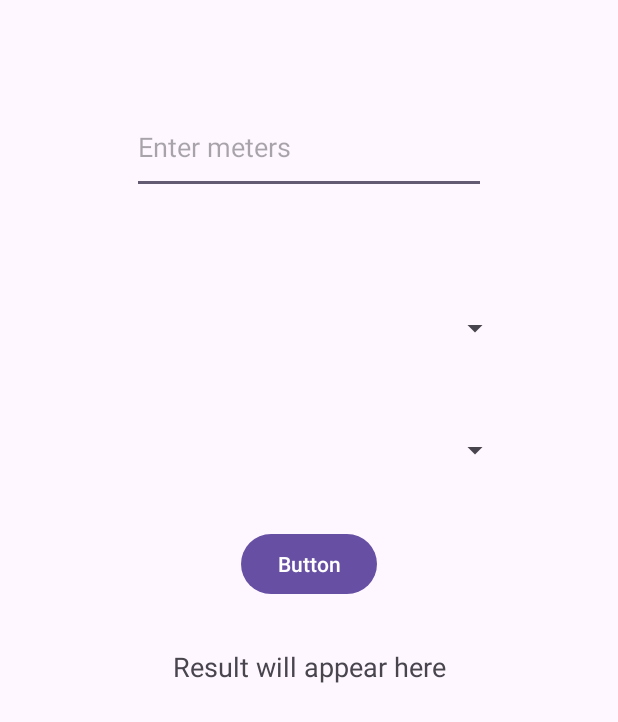
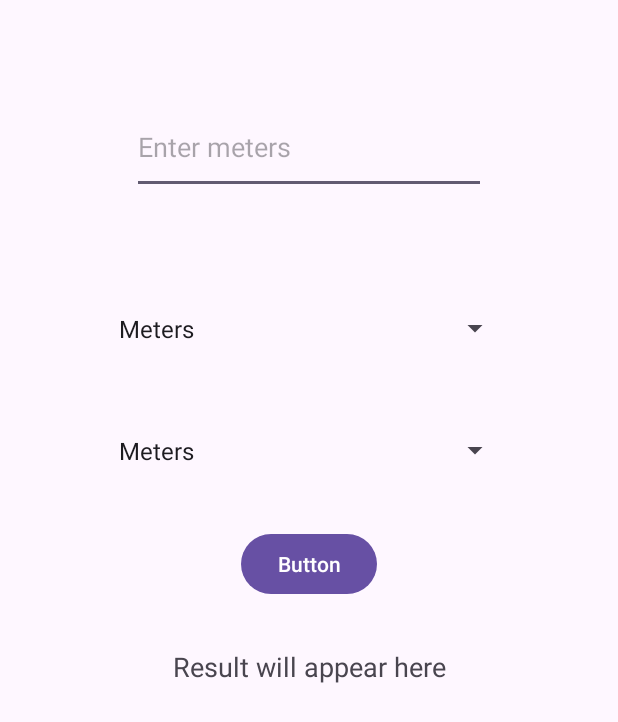
Before and after one commit to GabaGej/FinalStuffv2, an Android app: the ConvertorActivity screen opened directly, with no data from a screen before it, on a phone screen of 412 x 824 dp. Shown: the top 722 px of the screen. Run offline under Robolectric (Android 15) with nearby library versions, the phone set to English and light mode, and no system bars.

Commit message:
updated the ConvertorActivity! It now works perfectly.
Just edit the layout of the main page and all is done!!

```diff
--- a/app/src/main/java/net/leevanec/finalstuffv2/ConvertorActivity.java
+++ b/app/src/main/java/net/leevanec/finalstuffv2/ConvertorActivity.java
@@ -25,7 +25,7 @@ public class ConvertorActivity extends AppCompatActivity {
         // Connect stuff
         setContentView(R.layout.activity_convertor);
         inputEditText = findViewById(R.id.vstupjedna);
-        spinnerboa = findViewById(R.id.spinnerosso);
+        spinnerboa = findViewById(R.id.spinboa);
         spinnerosso = findViewById(R.id.spinnerosso);
         vystup = findViewById(R.id.vystup);
     }
@@ -36,7 +36,8 @@ public class ConvertorActivity extends AppCompatActivity {
         String inone = spinnerboa.getSelectedItem().toString();
         String intwo = spinnerosso.getSelectedItem().toString();
 
-
+        Toast.makeText(ConvertorActivity.this, inone,Toast.LENGTH_SHORT).show();
+        Toast.makeText(ConvertorActivity.this, intwo,Toast.LENGTH_SHORT).show();
         // Find out the relationships
 
         double output = input * relations(inone, intwo);
@@ -44,10 +45,11 @@ public class ConvertorActivity extends AppCompatActivity {
         if(output == 0){
             outtext = "There is no defined relation for this conversion, or the output is equal to input.";
         }else{
-            outtext = output+"";
+            outtext = output+" "+intwo;
         }
 
         vystup.setText(outtext);
+
     }
 
     private double relations(String spinone, String spintwo){
@@ -146,6 +148,9 @@ public class ConvertorActivity extends AppCompatActivity {
                 result = 0;
                 break;
         }
+
+        Toast.makeText(ConvertorActivity.this, opcode,Toast.LENGTH_SHORT).show();
+
         return (result);
     }
 
--- a/app/src/main/res/layout/activity_convertor.xml
+++ b/app/src/main/res/layout/activity_convertor.xml
@@ -45,6 +45,7 @@
         android:layout_width="wrap_content"
         android:layout_height="wrap_content"
         android:layout_marginBottom="424dp"
+        android:onClick="onButtonClick"
         android:text="Button"
         app:layout_constraintBottom_toBottomOf="parent"
         app:layout_constraintEnd_toEndOf="parent"
@@ -58,7 +59,8 @@
         app:layout_constraintEnd_toEndOf="parent"
         app:layout_constraintStart_toStartOf="parent"
         app:layout_constraintTop_toTopOf="parent"
-        app:layout_constraintVertical_bias="0.906" />
+        app:layout_constraintVertical_bias="0.906"
+        android:entries="@array/spinnerosso"/>
 
     <Spinner
         android:id="@+id/spinboa"
@@ -68,6 +70,7 @@
         app:layout_constraintEnd_toEndOf="parent"
         app:layout_constraintStart_toStartOf="parent"
         app:layout_constraintTop_toTopOf="parent"
-        app:layout_constraintVertical_bias="0.848" />
+        app:layout_constraintVertical_bias="0.848"
+        android:entries="@array/spinboa" />
 
 </androidx.constraintlayout.widget.ConstraintLayout>
```
Also changed, not shown: app/src/main/java/net/leevanec/finalstuffv2/CalculatorActivity.java (+31 -3 lines), app/src/main/java/net/leevanec/finalstuffv2/ExpressionEvaluator.java (+14 -6 lines).
